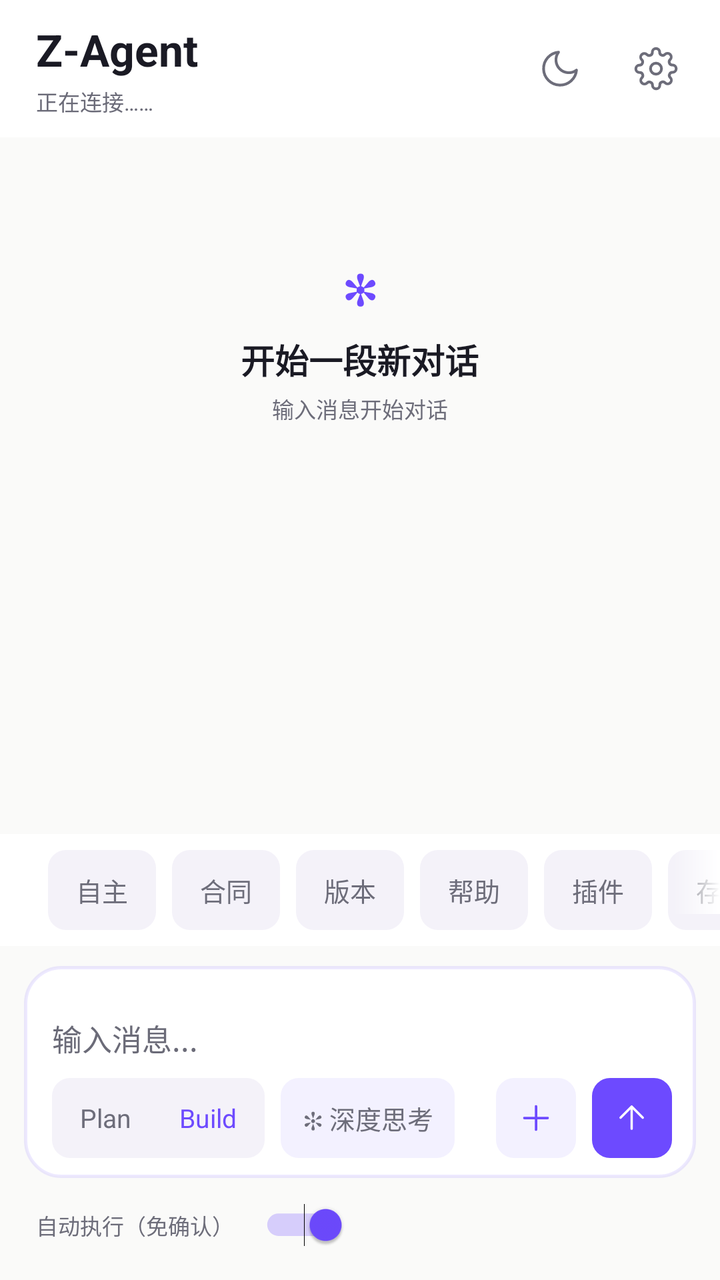
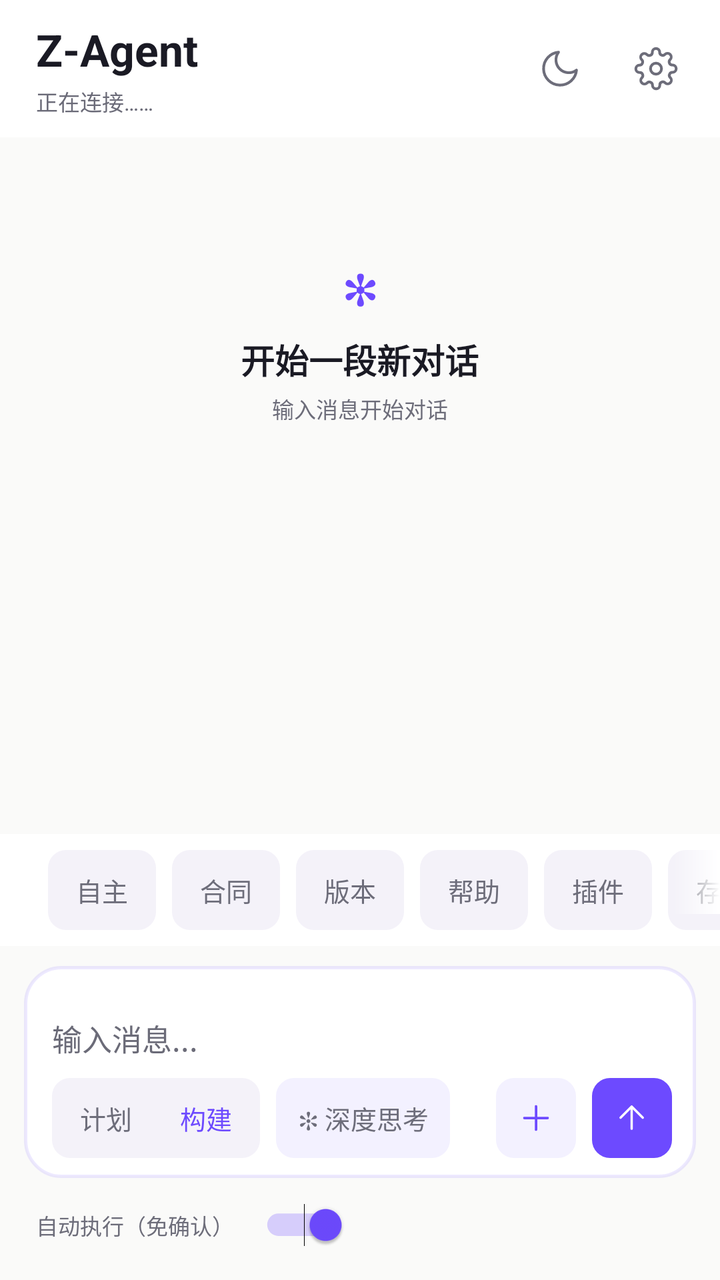

Screens rendered from an Android XML layout before and after an edit, with the pre-edit source and the edit as a unified diff.
<!-- AndroidManifest.xml: application theme AppTheme -->
<!-- res/layout/activity_main.xml -->
<?xml version="1.0" encoding="utf-8"?>
<LinearLayout xmlns:android="http://schemas.android.com/apk/res/android"
android:id="@+id/rootView"
android:layout_width="match_parent"
android:layout_height="match_parent"
android:background="@color/bg_canvas"
android:orientation="vertical">


<LinearLayout
android:id="@+id/topBar"
android:layout_width="match_parent"
android:layout_height="wrap_content"
android:background="@color/bg_elevated"
android:gravity="center_vertical"
android:orientation="horizontal"
android:paddingStart="18dp"
android:paddingTop="10dp"
android:paddingEnd="8dp"
android:paddingBottom="10dp">

<LinearLayout
android:layout_width="0dp"
android:layout_height="wrap_content"
android:layout_weight="1"
android:orientation="vertical">
<TextView
android:layout_width="wrap_content"
android:layout_height="wrap_content"
android:text="Z-Agent"
android:textColor="@color/text_primary"
android:textSize="@dimen/fs_display"
android:textStyle="bold" />
<TextView
android:id="@+id/statusText"
android:layout_width="match_parent"
android:layout_height="wrap_content"
android:layout_marginTop="3dp"
android:ellipsize="end"
android:maxLines="1"
android:text="正在连接……"
android:textColor="@color/text_tertiary"
android:textSize="@dimen/fs_caption" />
</LinearLayout>


<FrameLayout
android:id="@+id/themeButton"
android:contentDescription="切换深浅主题"
android:layout_width="48dp"
android:layout_height="48dp"
android:background="?attr/selectableItemBackgroundBorderless"
android:clickable="true"
android:focusable="true">
<ImageView
android:id="@+id/themeIcon"
android:layout_width="22dp"
android:layout_height="22dp"
android:layout_gravity="center"
android:src="@drawable/ic_moon" />
</FrameLayout>


<FrameLayout
android:id="@+id/settingsButton"
android:contentDescription="打开设置"
android:layout_width="48dp"
android:layout_height="48dp"
android:background="?attr/selectableItemBackgroundBorderless"
android:clickable="true"
android:focusable="true">
<ImageView
android:layout_width="22dp"
android:layout_height="22dp"
android:layout_gravity="center"
android:src="@drawable/ic_gear" />
</FrameLayout>
</LinearLayout>


<FrameLayout
android:layout_width="match_parent"
android:layout_height="0dp"
android:layout_weight="1">

<ScrollView
android:id="@+id/outputScroll"
android:layout_width="match_parent"
android:layout_height="match_parent"
android:background="@color/bg_canvas"
android:fillViewport="true"
android:overScrollMode="always"
android:scrollbars="vertical">
<LinearLayout
android:id="@+id/chatContainer"
android:layout_width="match_parent"
android:layout_height="wrap_content"
android:orientation="vertical"
android:paddingStart="8dp"
android:paddingTop="12dp"
android:paddingEnd="8dp"
android:paddingBottom="12dp">

<LinearLayout
android:id="@+id/emptyState"
android:layout_width="match_parent"
android:layout_height="wrap_content"
android:gravity="center_horizontal"
android:orientation="vertical"
android:paddingTop="48dp"
android:paddingBottom="24dp">
<TextView
android:layout_width="wrap_content"
android:layout_height="wrap_content"
android:text="✻"
android:textColor="@color/accent"
android:textSize="@dimen/fs_display"
android:textStyle="bold" />
<TextView
android:layout_width="wrap_content"
android:layout_height="wrap_content"
android:layout_marginTop="8dp"
android:text="开始一段新对话"
android:textColor="@color/text_primary"
android:textSize="@dimen/fs_title"
android:textStyle="bold" />
<TextView
android:layout_width="wrap_content"
android:layout_height="wrap_content"
android:layout_marginTop="4dp"
android:text="输入消息开始对话"
android:textColor="@color/text_secondary"
android:textSize="@dimen/fs_caption" />
</LinearLayout>
 </LinearLayout>
</ScrollView>


<FrameLayout
android:id="@+id/scrollBottomBtn"
android:layout_width="40dp"
android:layout_height="40dp"
android:layout_gravity="bottom|end"
android:layout_marginEnd="16dp"
android:layout_marginBottom="16dp"
android:background="@drawable/bg_circle_btn"
android:clickable="true"
android:focusable="true"
android:foreground="@drawable/ripple_circle"
android:visibility="gone">
<TextView
android:layout_width="wrap_content"
android:layout_height="wrap_content"
android:layout_gravity="center"
android:text="↓"
android:textColor="@color/accent"
android:textSize="20sp"
android:textStyle="bold" />
</FrameLayout>
</FrameLayout>


<FrameLayout
android:layout_width="match_parent"
android:layout_height="wrap_content"
android:background="@color/bg_elevated">

<HorizontalScrollView
android:id="@+id/quickScroll"
android:layout_width="match_parent"
android:layout_height="wrap_content"
android:overScrollMode="never"
android:scrollbars="none">
<LinearLayout
android:layout_width="wrap_content"
android:layout_height="wrap_content"
android:orientation="horizontal"
android:paddingStart="16dp"
android:paddingTop="8dp"
android:paddingEnd="16dp"
android:paddingBottom="8dp">
<TextView android:id="@+id/btnIdle" style="@style/QuickChip" android:text="自主" />
<TextView android:id="@+id/btnContract" style="@style/QuickChip" android:text="合同" />
<TextView android:id="@+id/btnVersions" style="@style/QuickChip" android:text="版本" />
<TextView android:id="@+id/btnHelp" style="@style/QuickChip" android:text="帮助" />
<TextView android:id="@+id/btnPlugins" style="@style/QuickChip" android:text="插件" />
<TextView android:id="@+id/btnSavePlugin" style="@style/QuickChip" android:text="存插件" />
<TextView android:id="@+id/btnClear" style="@style/QuickChip" android:text="清屏" />
</LinearLayout>
</HorizontalScrollView>


<View
android:id="@+id/quickScrim"
android:layout_width="24dp"
android:layout_height="40dp"
android:layout_gravity="end"
android:background="@drawable/scrim_right" />
</FrameLayout>


<LinearLayout
android:id="@+id/inputBar"
android:layout_width="match_parent"
android:layout_height="wrap_content"
android:background="@color/bg_canvas"
android:orientation="vertical"
android:paddingStart="12dp"
android:paddingTop="10dp"
android:paddingEnd="12dp"
android:paddingBottom="14dp">

<LinearLayout
android:id="@+id/inputCard"
android:layout_width="match_parent"
android:layout_height="wrap_content"
android:background="@drawable/bg_input_card"
android:orientation="vertical"
android:paddingStart="14dp"
android:paddingTop="12dp"
android:paddingEnd="12dp"
android:paddingBottom="10dp">

<HorizontalScrollView
android:id="@+id/attachScroll"
android:layout_width="match_parent"
android:layout_height="wrap_content"
android:scrollbars="none"
android:visibility="gone">
<LinearLayout
android:id="@+id/attachRow"
android:layout_width="wrap_content"
android:layout_height="wrap_content"
android:orientation="horizontal"
android:paddingBottom="6dp" />
</HorizontalScrollView>

<EditText
android:id="@+id/inputEdit"
android:layout_width="match_parent"
android:layout_height="wrap_content"
android:minHeight="44dp"
android:background="@null"
android:hint="输入消息..."
android:imeOptions="actionSend"
android:inputType="textCapSentences"
android:maxLines="5"
android:paddingTop="8dp"
android:paddingBottom="4dp"
android:textColor="@color/text_primary"
android:textColorHint="@color/text_tertiary"
android:textSize="@dimen/fs_body" />

<LinearLayout
android:layout_width="match_parent"
android:layout_height="wrap_content"
android:gravity="center_vertical"
android:orientation="horizontal">

<FrameLayout
android:id="@+id/segContainer"
android:layout_width="wrap_content"
android:layout_height="40dp"
android:background="@drawable/bg_seg_container"
android:padding="2dp">
<View
android:id="@+id/segThumb"
android:layout_width="0dp"
android:layout_height="match_parent"
android:background="@drawable/bg_seg_thumb" />
<LinearLayout
android:layout_width="wrap_content"
android:layout_height="match_parent"
android:orientation="horizontal">
<TextView
android:id="@+id/segPlan"
android:layout_width="wrap_content"
android:layout_height="match_parent"
android:gravity="center"
android:paddingStart="12dp"
android:paddingEnd="12dp"
android:text="Plan"
android:textColor="@color/text_secondary"
android:textSize="@dimen/fs_label" />
<TextView
android:id="@+id/segBuild"
android:layout_width="wrap_content"
android:layout_height="match_parent"
android:gravity="center"
android:paddingStart="12dp"
android:paddingEnd="12dp"
android:text="Build"
android:textColor="@color/accent"
android:textSize="@dimen/fs_label" />
</LinearLayout>
</FrameLayout>

<TextView
android:id="@+id/chipThink2"
android:layout_width="wrap_content"
android:layout_height="40dp"
android:layout_marginStart="8dp"
android:background="@drawable/bg_mini_pill"
android:clickable="true"
android:focusable="true"
android:foreground="@drawable/ripple_pill"
android:gravity="center"
android:paddingStart="11dp"
android:paddingEnd="11dp"
android:text="✻ 深度思考"
android:textColor="@color/text_secondary"
android:textSize="@dimen/fs_label"
android:maxLines="1"
android:singleLine="true" />

<TextView
android:id="@+id/chipSearch"
android:layout_width="wrap_content"
android:layout_height="48dp"
android:visibility="gone" />

<View
android:layout_width="0dp"
android:layout_height="1dp"
android:layout_weight="1" />

<FrameLayout
android:id="@+id/btnPlus"
android:contentDescription="添加附件"
android:layout_width="40dp"
android:layout_height="40dp"
android:background="@drawable/bg_circle_btn"
android:clickable="true"
android:focusable="true"
android:foreground="@drawable/ripple_circle">
<ImageView
android:layout_width="20dp"
android:layout_height="20dp"
android:layout_gravity="center"
android:src="@drawable/ic_plus" />
</FrameLayout>

<FrameLayout
android:id="@+id/sendButton"
android:contentDescription="发送消息"
android:layout_width="40dp"
android:layout_height="40dp"
android:layout_marginStart="8dp"
android:background="@drawable/bg_circle_send"
android:clickable="true"
android:focusable="true"
android:foreground="@drawable/ripple_circle">
<ImageView
android:layout_width="19dp"
android:layout_height="19dp"
android:layout_gravity="center"
android:src="@drawable/ic_send_arrow" />
</FrameLayout>
</LinearLayout>
</LinearLayout>

<LinearLayout
android:layout_width="match_parent"
android:layout_height="wrap_content"
android:layout_marginTop="10dp"
android:gravity="center_vertical"
android:orientation="horizontal"
android:paddingStart="6dp">
<TextView
android:id="@+id/autoLabel"
android:layout_width="wrap_content"
android:layout_height="wrap_content"
android:text="自动执行（免确认）"
android:maxLines="1"
android:textColor="@color/text_secondary"
android:textSize="@dimen/fs_caption" />
<android.widget.Switch
android:id="@+id/autoSwitch"
android:layout_width="wrap_content"
android:layout_height="wrap_content"
android:layout_marginStart="8dp"
android:checked="true"
android:minHeight="0dp"
android:scaleX="0.8"
android:scaleY="0.8" />
</LinearLayout>
</LinearLayout>
</LinearLayout>
<!-- resources referenced by this layout -->
<resources>
  <color name="accent">#6D4AFF</color>
  <color name="bg_canvas">#FAFAF9</color>
  <color name="bg_elevated">#FFFFFF</color>
  <color name="text_primary">#1A1A24</color>
  <color name="text_secondary">#6D6D7A</color>
  <color name="text_tertiary">#6B6B78</color>
  <dimen name="fs_body">15sp</dimen>
  <dimen name="fs_caption">11sp</dimen>
  <dimen name="fs_display">22sp</dimen>
  <dimen name="fs_label">13sp</dimen>
  <dimen name="fs_title">17sp</dimen>
  <!-- drawable bg_circle_btn (drawable) -->
  <?xml version="1.0" encoding="utf-8"?>
  <shape xmlns:android="http://schemas.android.com/apk/res/android" android:shape="rectangle">
   <solid android:color="@color/accent_subtle" />
   <corners android:radius="9dp" />
  </shape>
  <!-- drawable bg_circle_send (drawable) -->
  <?xml version="1.0" encoding="utf-8"?>
  <shape xmlns:android="http://schemas.android.com/apk/res/android" android:shape="rectangle">
   <solid android:color="@color/accent" />
   <corners android:radius="9dp" />
  </shape>
  <!-- drawable bg_input_card (drawable) -->
  <?xml version="1.0" encoding="utf-8"?>
  <shape xmlns:android="http://schemas.android.com/apk/res/android" android:shape="rectangle">
  <solid android:color="@color/bg_elevated" />
  <corners android:radius="@dimen/radius_lg" />
  <stroke android:width="1.5dp" android:color="@color/accent_line" />
  </shape>
  <!-- drawable bg_mini_pill (drawable) -->
  <?xml version="1.0" encoding="utf-8"?>
  <shape xmlns:android="http://schemas.android.com/apk/res/android" android:shape="rectangle">
  <solid android:color="@color/accent_subtle" />
  <corners android:radius="@dimen/radius_sm" />
  </shape>
  <!-- drawable bg_seg_container (drawable) -->
  <?xml version="1.0" encoding="utf-8"?>
  <shape xmlns:android="http://schemas.android.com/apk/res/android" android:shape="rectangle">
  <solid android:color="@color/bg_subtle" />
  <corners android:radius="@dimen/radius_sm" />
  </shape>
  <!-- drawable ripple_circle (drawable) -->
  <?xml version="1.0" encoding="utf-8"?>
  <ripple xmlns:android="http://schemas.android.com/apk/res/android" android:color="@color/accent_line">
   <item android:id="@android:id/mask">
   <shape android:shape="rectangle">
   <corners android:radius="9dp" />
   <solid android:color="#FFFFFF" />
   </shape>
   </item>
  </ripple>
  <!-- drawable ripple_pill (drawable) -->
  <?xml version="1.0" encoding="utf-8"?>
  <ripple xmlns:android="http://schemas.android.com/apk/res/android" android:color="@color/accent_line">
  <item android:id="@android:id/mask">
  <shape android:shape="rectangle">
  <corners android:radius="@dimen/radius_sm" />
  <solid android:color="#FFFFFF" />
  </shape>
  </item>
  </ripple>
  <!-- drawable scrim_right (drawable) -->
  <?xml version="1.0" encoding="utf-8"?>
  <shape xmlns:android="http://schemas.android.com/apk/res/android" android:shape="rectangle">
  <gradient android:startColor="@android:color/transparent" android:endColor="@color/bg_elevated" android:angle="0" />
  </shape>
  <color name="accent_subtle">#146D4AFF</color>
  <dimen name="radius_lg">18dp</dimen>
  <color name="accent_line">#1F6D4AFF</color>
  <dimen name="radius_sm">9dp</dimen>
  <color name="bg_subtle">#F4F2F9</color>
  <color name="on_accent">#FFFFFF</color>
  <dimen name="space_sm">8dp</dimen>
  <!-- drawable bg_quick (drawable) -->
  <?xml version="1.0" encoding="utf-8"?>
  <shape xmlns:android="http://schemas.android.com/apk/res/android" android:shape="rectangle">
  <solid android:color="@color/bg_subtle" />
  <corners android:radius="@dimen/radius_sm" />
  </shape>
  <dimen name="pad_pill_h">14dp</dimen>
  <style name="AppBottomSheet" parent="Theme.Design.Light.BottomSheetDialog">
  <item name="bottomSheetStyle">@style/AppBottomSheet.Modal</item>
  <item name="android:windowIsFloating">false</item>
  <item name="android:statusBarColor">@android:color/transparent</item>
  </style>
  <style name="AppBottomSheet.Modal" parent="Widget.Design.BottomSheet.Modal">
  <item name="android:background">@android:color/transparent</item>
  </style>
  <!-- unchanged entries left out for length: 9 -->
</resources>

<!-- the commit's change to res/layout/activity_main.xml (unified diff, before → after) -->
@@ -279,7 +279,7 @@ android:layout_height="match_parent"
 android:gravity="center"
 android:paddingStart="12dp"
 android:paddingEnd="12dp"
-android:text="Plan"
+android:text="计划"
 android:textColor="@color/text_secondary"
 android:textSize="@dimen/fs_label" />
 <TextView
@@ -289,7 +289,7 @@ android:layout_height="match_parent"
 android:gravity="center"
 android:paddingStart="12dp"
 android:paddingEnd="12dp"
-android:text="Build"
+android:text="构建"
 android:textColor="@color/accent"
 android:textSize="@dimen/fs_label" />
 </LinearLayout>
